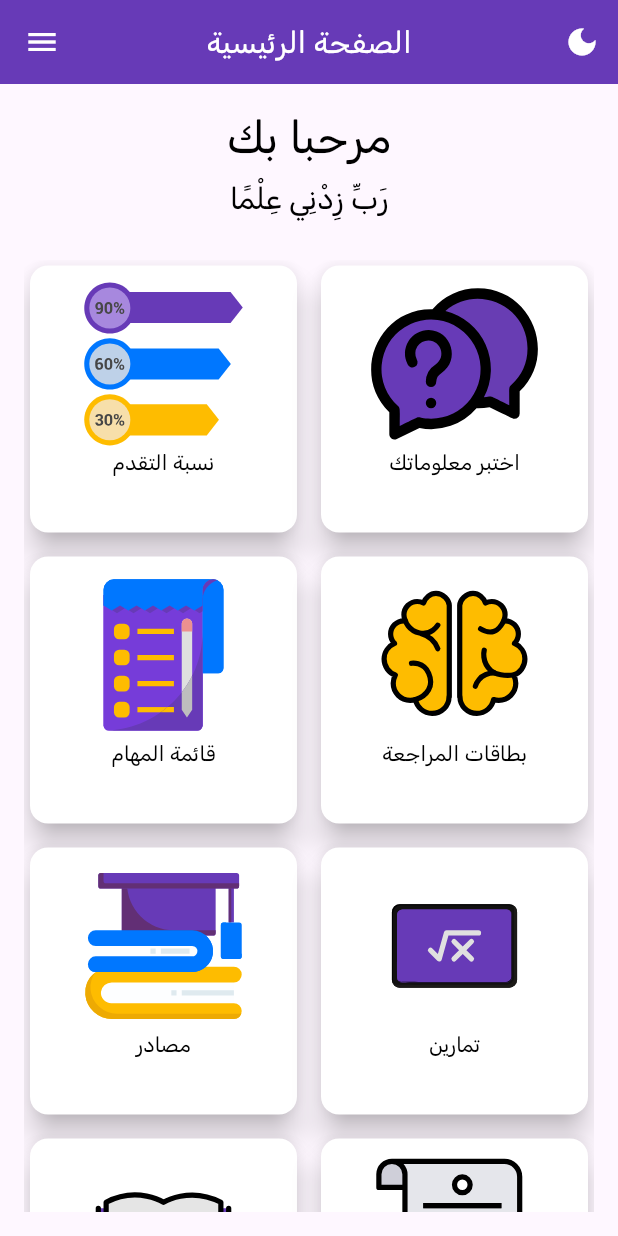
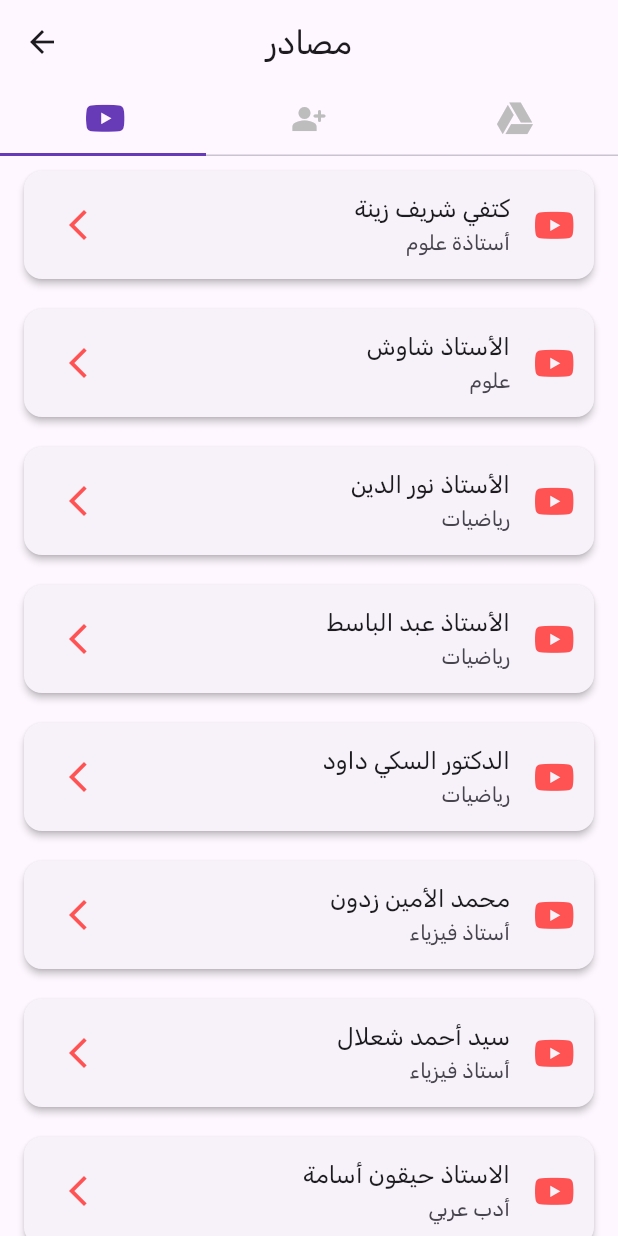
Before and after one commit to mohammed-el-amine-kichah/bac-helper-science, a Flutter app: the screen it shows after launch, after a tap on "مصادر", on a phone screen of 412 x 824 dp. Run offline on Flutter 3.47's test engine with Material 3 defaults, Android fonts, the phone set to English and light mode, and no system bars; our stand-ins replace animated_splash_screen, flip_card, flutter_animate, flutter_svg, font_awesome_flutter, lottie and 2 more; accounts and stored records are empty.

Commit message:
resources screen

```diff
--- a/lib/screens/home_page.dart
+++ b/lib/screens/home_page.dart
@@ -4,6 +4,7 @@ import 'package:bac_helper_sc/components/feature_card.dart';
 import 'package:bac_helper_sc/screens/bac_exams_and_solutions.dart';
 import 'package:bac_helper_sc/screens/modules_screen.dart';
 import 'package:bac_helper_sc/screens/quiz_selection_screen.dart';
+import 'package:bac_helper_sc/screens/resources_screen.dart';
 import 'package:flutter/material.dart';
 import 'package:provider/provider.dart';
 import 'package:url_launcher/url_launcher.dart';
@@ -176,7 +177,7 @@ class HomePage extends StatelessWidget {
                          imageAsset:  'assets/images/resources.svg',
                          title: 'مصادر',
                          onTap: (){
-
+                           Navigator.push(context, MaterialPageRoute(builder: (context) => ResourcesScreen()));
                          }
                      ),
 
--- /dev/null
+++ b/lib/screens/resources_screen.dart
@@ -0,0 +1,262 @@
+import 'package:bac_helper_sc/provider/dark_mode.dart';
+import 'package:flutter/material.dart';
+import 'package:font_awesome_flutter/font_awesome_flutter.dart';
+import 'package:provider/provider.dart';
+import 'package:url_launcher/url_launcher.dart';
+
+class ResourcesScreen extends StatelessWidget {
+  final List<ResourceLink> resourceLinks = [
+    // youtube channels ( teachers )
+    ResourceLink(
+      name: 'كتفي شريف زينة',
+      subtitle: 'أستاذة علوم',
+      icon: FontAwesomeIcons.youtube,
+      url: 'https://www.youtube.com/@prof-ketfi.cherif-zina',
+      type: ResourceType.youtube,
+    ),
+    ResourceLink(
+      name: 'الأستاذ شاوش',
+      subtitle: 'علوم',
+      icon: FontAwesomeIcons.youtube,
+      url: 'https://www.youtube.com/@Profchaouch',
+      type: ResourceType.youtube,
+    ),
+    ResourceLink(
+      name: 'الأستاذ نور الدين',
+      subtitle: 'رياضيات',
+      icon: FontAwesomeIcons.youtube,
+      url: 'https://www.youtube.com/@noureddine2013',
+      type: ResourceType.youtube,
+    ),
+    ResourceLink(
+      name: 'الأستاذ عبد الباسط',
+      subtitle: 'رياضيات',
+      icon: FontAwesomeIcons.youtube,
+      url: 'https://www.youtube.com/@user-ip1qr8yu7u',
+      type: ResourceType.youtube,
+    ),
+    ResourceLink(
+      name: 'الدكتور السكي داود',
+      subtitle: 'رياضيات',
+      icon: FontAwesomeIcons.youtube,
+      url: 'https://www.youtube.com/@dr.sekkidaoud497',
+      type: ResourceType.youtube,
+    ),
+    ResourceLink(
+      name: 'محمد الأمين زدون',
+      subtitle: 'أستاذ فيزياء',
+      icon: FontAwesomeIcons.youtube,
+      url: 'https://www.youtube.com/@amine.zeddoun',
+      type: ResourceType.youtube,
+    ),
+    ResourceLink(
+      name: 'سيد أحمد شعلال',
+      subtitle: 'أستاذ فيزياء',
+      icon: FontAwesomeIcons.youtube,
+      url: 'https://www.youtube.com/@sidahmedchaallel8246',
+      type: ResourceType.youtube,
+    ),
+    ResourceLink(
+      name: 'الاستاذ حيقون أسامة',
+      subtitle: 'أدب عربي',
+      icon: FontAwesomeIcons.youtube,
+      url: 'https://www.youtube.com/@prof_haigoune',
+      type: ResourceType.youtube,
+    ),
+    ResourceLink(
+      name: 'الأستاذ خالد حماش',
+      subtitle: 'أدب عربي',
+      icon: FontAwesomeIcons.youtube,
+      url: 'https://www.youtube.com/@coursdz19',
+      type: ResourceType.youtube,
+    ),
+    ResourceLink(
+      name: 'الأستاذة بوسعادي',
+      subtitle: 'العلوم الاسلامية',
+      icon: FontAwesomeIcons.youtube,
+      url: 'https://www.youtube.com/@BOUSSAADI',
+      type: ResourceType.youtube,
+    ),
+    ResourceLink(
+      name: 'الأستاذ شمس الدين',
+      subtitle: 'العلوم الاسلامية',
+      icon: FontAwesomeIcons.youtube,
+      url: 'https://www.youtube.com/@dr_chms2540',
+      type: ResourceType.youtube,
+    ),
+    ResourceLink(
+      name: 'الأستاذ بورنان',
+      subtitle: 'اجتماعيات',
+      icon: FontAwesomeIcons.youtube,
+      url: 'https://www.youtube.com/@user-oh8ql5et5c',
+      type: ResourceType.youtube,
+    ),
+    ResourceLink(
+      name: 'الأستاذ منصوري',
+      subtitle: 'فرنسية و انجليزية',
+      icon: FontAwesomeIcons.youtube,
+      url: 'https://www.youtube.com/@NACERDOCTOR',
+      type: ResourceType.youtube,
+    ),
+    ResourceLink(
+      name: 'الأستاذ عادل مقرود',
+      subtitle: 'الفلسفة',
+      icon: FontAwesomeIcons.youtube,
+      url: 'https://www.youtube.com/@user-iy7yg1hw9x',
+      type: ResourceType.youtube,
+    ),
+
+    // useful facebook pages
+    ResourceLink(
+      name: 'عقبة بن نافع',
+      subtitle: 'موسوعة البكالوريا',
+      icon: Icons.facebook,
+      url: 'https://www.facebook.com/okba.bac.2010',
+      type: ResourceType.socialMedia,
+    ),
+    ResourceLink(
+      name: 'صفحةcours dz ',
+      subtitle: 'بكالوريا',
+      icon: Icons.facebook,
+      url: 'https://www.facebook.com/coursdz2023',
+      type: ResourceType.socialMedia,
+    ),
+
+    // useful instagram pages
+    ResourceLink(
+      name: 'حبيبة لحريزي',
+      subtitle: 'متوفقة في البكالوريا',
+      icon: FontAwesomeIcons.instagram,
+      url: 'https://www.instagram.com/habiba_lehrizi/',
+      type: ResourceType.socialMedia,
+    ),
+    ResourceLink(
+      name: 'bac_dz',
+      subtitle:'بكالوريا',
+      icon: FontAwesomeIcons.instagram,
+      url: 'https://www.instagram.com/bac_dz/',
+      type: ResourceType.socialMedia,
+    ),
+
+    ResourceLink(
+      name: 'الحقيبة الألماسية',
+      subtitle: 'عقبة بن نافع',
+      icon: FontAwesomeIcons.googleDrive,
+      url: 'https://drive.google.com/drive/folders/1-BuOEEEc-Wf0b28aXdNnpMZyGj5IHGYv?usp=drive_link',
+      type: ResourceType.drive,
+    ),
+    ResourceLink(
+      name: 'ملخصات',
+      subtitle: 'حبيبة لحريزي',
+      icon: FontAwesomeIcons.googleDrive,
+      url: 'https://drive.google.com/drive/folders/1_0YFh8gSjaNnUrgo6dhykq98sEpMmgYw',
+      type: ResourceType.drive,
+    ),
+  ];
+
+  ResourcesScreen({Key? key}) : super(key: key);
+
+  @override
+  Widget build(BuildContext context) {
+    bool dark = Provider.of<ThemeNotifier>(context).isDarkMode;
+    return DefaultTabController(
+      length: ResourceType.values.length,
+      child: Scaffold(
+        appBar: AppBar(
+          centerTitle: true,
+          title: const Text('مصادر'),
+          bottom: TabBar(
+            tabs: ResourceType.values
+                .map((type) => Tab(icon: Icon(getIconData(type))))
+                .toList(),
+            indicator: UnderlineTabIndicator(
+              borderSide: BorderSide(width: 2.0, color: dark ? Colors.white : Colors.deepPurple),
+            ),
+            labelColor: dark ? Colors.white : Colors.deepPurple,
+            indicatorColor: Colors.redAccent,
+            unselectedLabelColor: dark ? Colors.white.withOpacity(0.5) : Colors.grey[400],
+            indicatorSize: TabBarIndicatorSize.tab,
+          ),
+        ),
+        body: TabBarView(
+          children: ResourceType.values
+              .map((type) => _buildResourceList(type))
+              .toList(),
+        ),
+      ),
+    );
+  }
+
+  Widget _buildResourceList(ResourceType type) {
+    final filteredLinks =
+        resourceLinks.where((link) => link.type == type).toList();
+    return Directionality(
+      textDirection: TextDirection.rtl,
+      child: ListView.builder(
+        itemCount: filteredLinks.length,
+        itemBuilder: (context, index) {
+          final link = filteredLinks[index];
+          return Card(
+            elevation: 2,
+            margin: EdgeInsets.symmetric(horizontal: 16, vertical: 10),
+            child: ListTile(
+              leading: Icon(link.icon, color: _getColor(link.type)),
+              title: Text(link.name),
+              subtitle: Text(link.subtitle),
+              trailing:
+                  Icon(Icons.arrow_forward_ios, color: _getColor(link.type)),
+              onTap: () => _openLink(link.url),
+            ),
+          );
+        },
+      ),
+    );
+  }
+
+  Color _getColor(ResourceType type) {
+    switch (type) {
+      case ResourceType.youtube:
+        return Colors.redAccent;
+      case ResourceType.socialMedia:
+        return Colors.blue;
+      case ResourceType.drive:
+        return Colors.green;
+    }
+  }
+
+  IconData getIconData(ResourceType type) {
+    switch (type) {
+      case ResourceType.youtube:
+        return FontAwesomeIcons.youtube;
+      case ResourceType.socialMedia:
+        return Icons.person_add_alt_rounded;
+      case ResourceType.drive:
+        return FontAwesomeIcons.googleDrive;
+    }
+  }
+
+  void _openLink(String url) async {
+    if (await canLaunchUrl(Uri.parse(url))) {
+      await launchUrl(Uri.parse(url));
+    } else {
+      print('Could not launch $url');
+    }
+  }
+}
+
+class ResourceLink {
+  final String name;
+  final String subtitle;
+  final IconData icon;
+  final String url;
+  final ResourceType type;
+
+  ResourceLink(
+      {required this.name,
+      required this.subtitle,
+      required this.icon,
+      required this.url,
+      required this.type});
+}
+
+enum ResourceType { youtube, socialMedia, drive }
--- a/pubspec.yaml
+++ b/pubspec.yaml
@@ -24,6 +24,7 @@ dependencies:
   path: ^1.9.0
   sqflite: ^2.3.3+1
   flutter_animate: ^4.5.0
+  font_awesome_flutter: ^10.7.0
 
 
 
```
Also changed, not shown: pubspec.lock.
